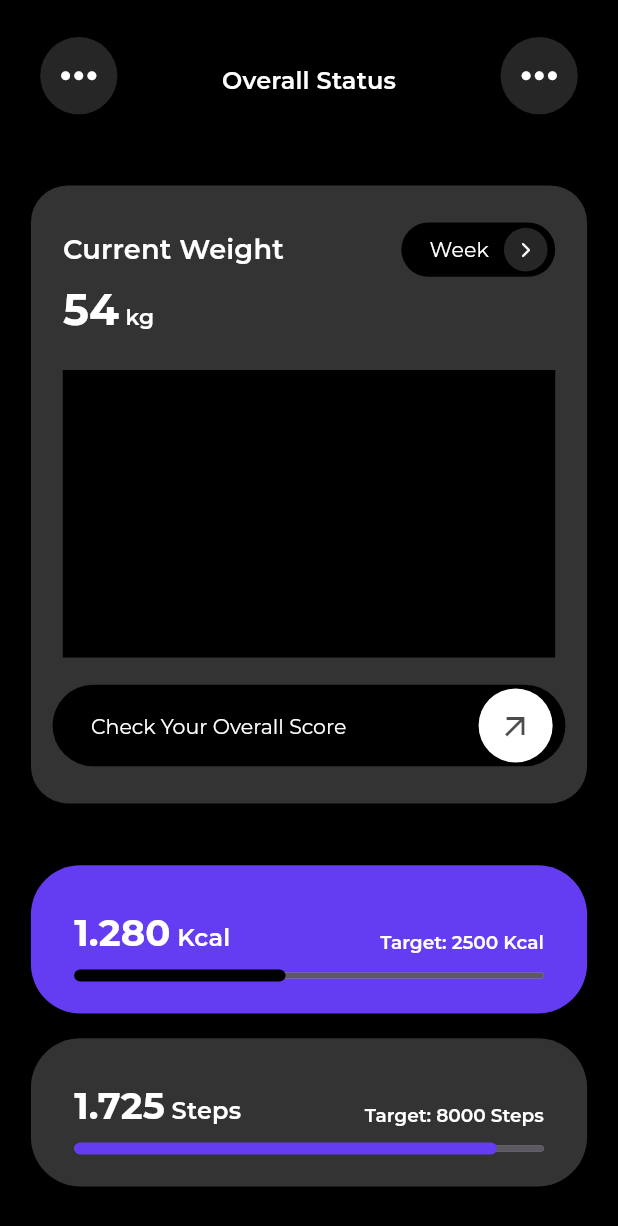
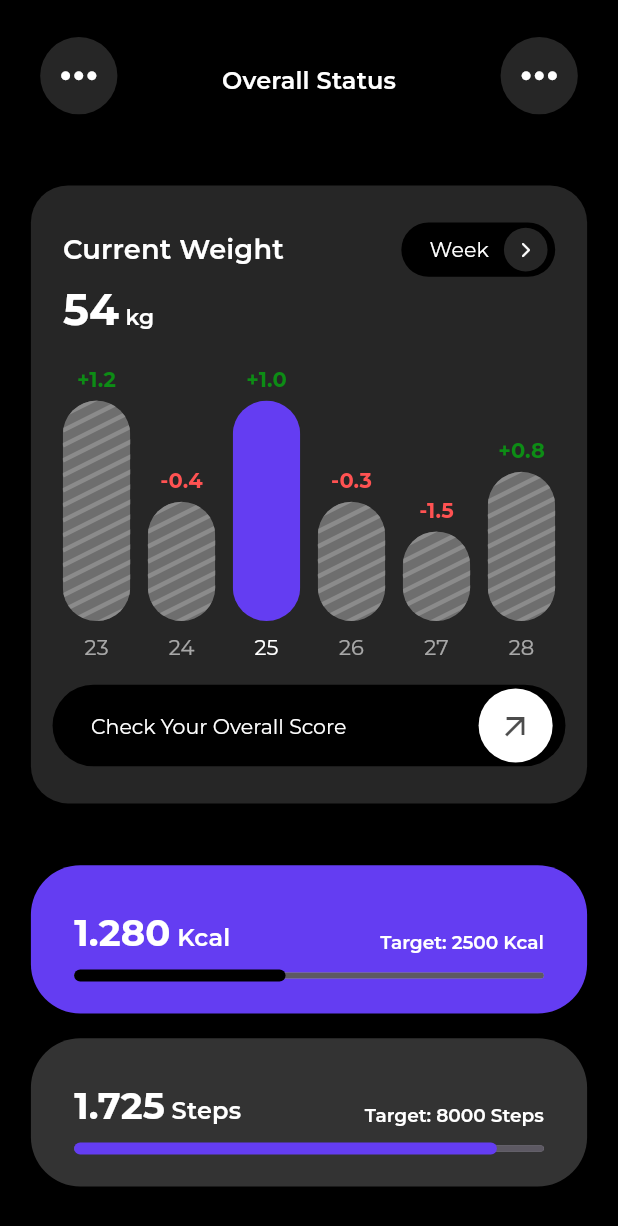
Before and after one commit to bhawesh2002/workout_planner_app_ui, a Flutter app: the OverallStatusPage screen opened directly, on a phone screen of 412 x 824 dp. Shown: the top 1226 px of the screen. Run offline on Flutter 3.47's test engine with Material 3 defaults, Android fonts, the phone set to English and light mode, and no system bars; our stand-ins replace google_fonts.

Commit message:
Update current weight card layout and add progress bars

```diff
--- a/lib/widgets/current_weight_card.dart
+++ b/lib/widgets/current_weight_card.dart
@@ -1,4 +1,5 @@
 import 'package:flutter/material.dart';
+import 'package:workout_planner_app/widgets/progress_bars.dart';
 
 class CurrentWeightCard extends StatelessWidget {
   const CurrentWeightCard({super.key});
@@ -9,7 +10,7 @@ class CurrentWeightCard extends StatelessWidget {
       width: MediaQuery.of(context).size.width * 0.9,
       height: MediaQuery.of(context).size.height * 0.5,
       decoration: BoxDecoration(
-        color: Colors.white.withOpacity(0.2),
+        color: Colors.white.withOpacity(0.15),
         borderRadius:
             BorderRadius.circular(MediaQuery.of(context).size.width * 0.06),
       ),
@@ -68,16 +69,49 @@ class CurrentWeightCard extends StatelessWidget {
               Expanded(
                 child: Container(
                   padding: EdgeInsets.symmetric(
-                    vertical: constraints.maxHeight * 0.05,
+                    vertical: constraints.maxHeight * 0.04,
                     horizontal: constraints.maxWidth * 0.02,
                   ),
-                  child: LayoutBuilder(builder: ((context, constraints) {
-                    return Container(
-                      color: Colors.black,
-                      width: constraints.maxWidth,
-                      height: constraints.maxHeight,
-                    );
-                  })),
+                  child: LayoutBuilder(
+                    builder: ((context, constraints) {
+                      return const Row(
+                        mainAxisAlignment: MainAxisAlignment.spaceBetween,
+                        children: [
+                          ProgressBar(
+                            change: '+1.2',
+                            count: '23',
+                            progress: 100,
+                          ),
+                          ProgressBar(
+                            change: '-0.4',
+                            count: '24',
+                            progress: 40,
+                          ),
+                          ProgressBar(
+                            change: '+1.0',
+                            count: '25',
+                            isSelected: true,
+                            progress: 80,
+                          ),
+                          ProgressBar(
+                            change: '-0.3',
+                            count: '26',
+                            progress: 40,
+                          ),
+                          ProgressBar(
+                            change: '-1.5',
+                            count: '27',
+                            progress: 30,
+                          ),
+                          ProgressBar(
+                            change: '+0.8',
+                            count: '28',
+                            progress: 50,
+                          ),
+                        ],
+                      );
+                    }),
+                  ),
                 ),
               ),
               //Check Your Overall Score
```
